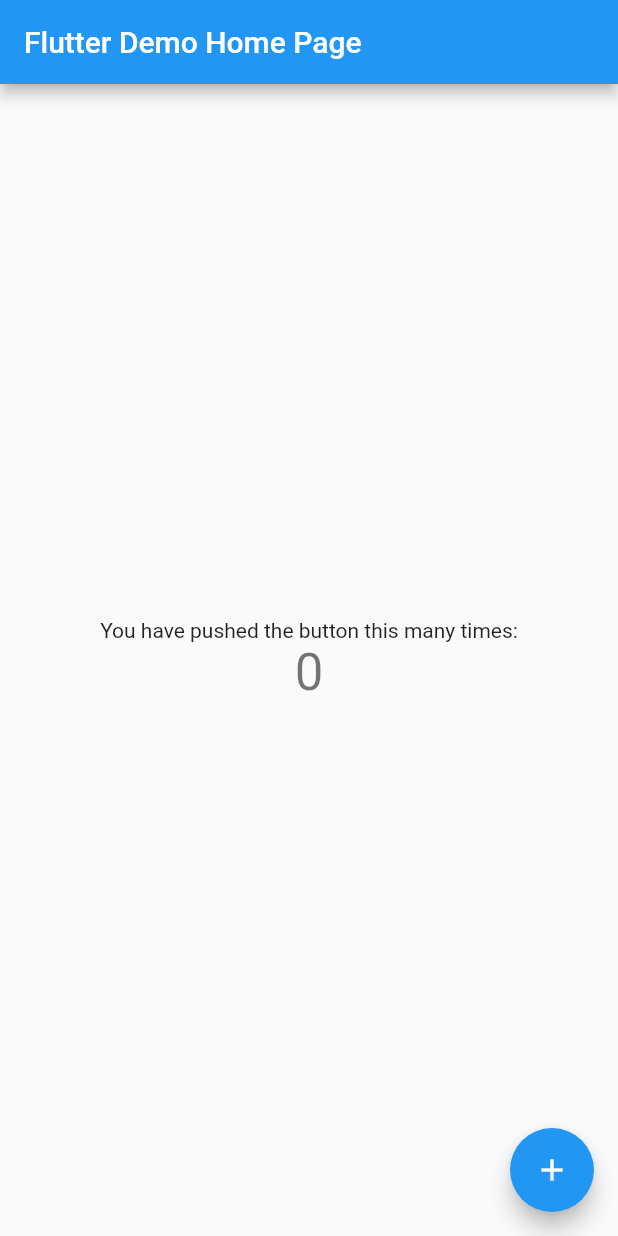
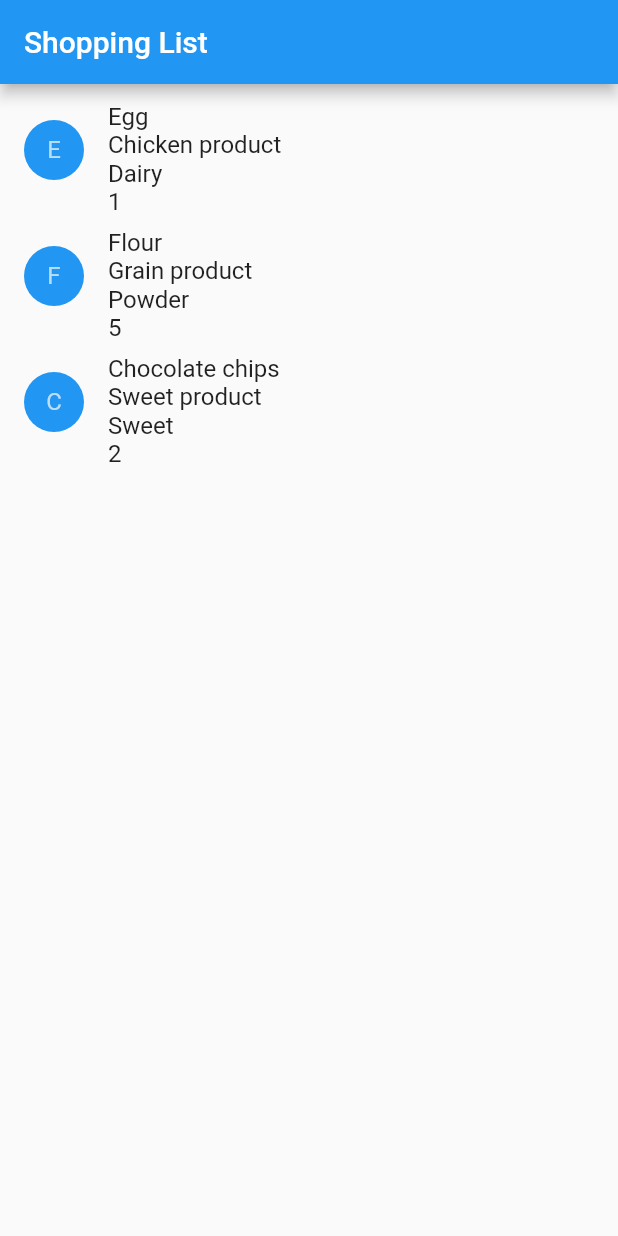
Before and after one commit to mohammadkamal/Bayya, a Flutter app: the screen it shows after launch, on a phone screen of 412 x 824 dp. Run offline on Flutter 3.47's test engine with Material 2 defaults, Android fonts, the phone set to English and light mode, and no system bars.

Commit message:
Simple shopping list layout

```diff
--- a/lib/main.dart
+++ b/lib/main.dart
@@ -1,118 +1,98 @@
 import 'package:flutter/material.dart';
 
 void main() {
-  runApp(Bayya());
+  runApp(MaterialApp(
+    title: 'Bayya',
+    home: ShoppingList(
+      products: <Product>[
+        Product(name: 'Egg', description: 'Chicken product', category: 'Dairy', price: 1),
+        Product(name: 'Flour', description: 'Grain product', category: 'Powder', price: 5),
+        Product(name: 'Chocolate chips', description: 'Sweet product', category: 'Sweet', price: 2)
+      ],
+    ),
+  ));
 }
 
-class Bayya extends StatelessWidget {
+class Product {
+  const Product({this.name,this.description,this.category,this.price});
+  final String name;
+  final String description;
+  final String category;
+  final int price;
+}
 
-  // This widget is the root of your application.
+typedef void CartChangedCallback(Product product, bool inCart);
+
+class ShoppingListItem extends StatelessWidget {
+  ShoppingListItem({this.product, this.inCart, this.onCartChanged})
+      : super(key: ObjectKey(product));
+
+  final Product product;
+  final bool inCart;
+  final CartChangedCallback onCartChanged;
+
+  Color _getColor(BuildContext context) {
+    return inCart ? Colors.black54 : Theme.of(context).primaryColor;
+  }
+
+  TextStyle _getTextStyle(BuildContext context) {
+    if (!inCart) return null;
+
+    return TextStyle(
+        color: Colors.black54, decoration: TextDecoration.lineThrough);
+  }
+
   @override
   Widget build(BuildContext context) {
-    return MaterialApp(
-      title: 'Bayya',
-      theme: ThemeData(
-        // This is the theme of your application.
-        //
-        // Try running your application with "flutter run". You'll see the
-        // application has a blue toolbar. Then, without quitting the app, try
-        // changing the primarySwatch below to Colors.green and then invoke
-        // "hot reload" (press "r" in the console where you ran "flutter run",
-        // or simply save your changes to "hot reload" in a Flutter IDE).
-        // Notice that the counter didn't reset back to zero; the application
-        // is not restarted.
-        primarySwatch: Colors.blue,
-        // This makes the visual density adapt to the platform that you run
-        // the app on. For desktop platforms, the controls will be smaller and
-        // closer together (more dense) than on mobile platforms.
-        visualDensity: VisualDensity.adaptivePlatformDensity,
+    return ListTile(
+      onTap: () {
+        onCartChanged(product, inCart);
+      },
+      leading: CircleAvatar(
+        backgroundColor: _getColor(context),
+        child: Text(product.name[0]),
       ),
-      home: MyHomePage(title: 'Flutter Demo Home Page'),
+      title: Text(
+        product.name + '\n' + product.description + '\n' + product.category + '\n' + product.price.toString(),
+        style: _getTextStyle(context),
+      ),
     );
   }
 }
 
-class MyHomePage extends StatefulWidget {
-  MyHomePage({Key key, this.title}) : super(key: key);
+class ShoppingList extends StatefulWidget {
+  ShoppingList({Key key, this.products}) : super(key: key);
 
-  // This widget is the home page of your application. It is stateful, meaning
-  // that it has a State object (defined below) that contains fields that affect
-  // how it looks.
-
-  // This class is the configuration for the state. It holds the values (in this
-  // case the title) provided by the parent (in this case the App widget) and
-  // used by the build method of the State. Fields in a Widget subclass are
-  // always marked "final".
-
-  final String title;
+  final List<Product> products;
 
   @override
-  _MyHomePageState createState() => _MyHomePageState();
+  _ShoppingListState createState() => _ShoppingListState();
 }
 
-class _MyHomePageState extends State<MyHomePage> {
-  int _counter = 0;
+class _ShoppingListState extends State<ShoppingList> {
+  Set<Product> _shoppingCart = Set<Product>();
 
-  void _incrementCounter() {
+  void _handleCartChanged(Product product, bool inCart) {
     setState(() {
-      // This call to setState tells the Flutter framework that something has
-      // changed in this State, which causes it to rerun the build method below
-      // so that the display can reflect the updated values. If we changed
-      // _counter without calling setState(), then the build method would not be
-      // called again, and so nothing would appear to happen.
-      _counter++;
+      if (!inCart)
+        _shoppingCart.add(product);
+      else
+        _shoppingCart.remove(product);
     });
   }
 
   @override
   Widget build(BuildContext context) {
-    // This method is rerun every time setState is called, for instance as done
-    // by the _incrementCounter method above.
-    //
-    // The Flutter framework has been optimized to make rerunning build methods
-    // fast, so that you can just rebuild anything that needs updating rather
-    // than having to individually change instances of widgets.
     return Scaffold(
-      appBar: AppBar(
-        // Here we take the value from the MyHomePage object that was created by
-        // the App.build method, and use it to set our appbar title.
-        title: Text(widget.title),
-      ),
-      body: Center(
-        // Center is a layout widget. It takes a single child and positions it
-        // in the middle of the parent.
-        child: Column(
-          // Column is also a layout widget. It takes a list of children and
-          // arranges them vertically. By default, it sizes itself to fit its
-          // children horizontally, and tries to be as tall as its parent.
-          //
-          // Invoke "debug painting" (press "p" in the console, choose the
-          // "Toggle Debug Paint" action from the Flutter Inspector in Android
-          // Studio, or the "Toggle Debug Paint" command in Visual Studio Code)
-          // to see the wireframe for each widget.
-          //
-          // Column has various properties to control how it sizes itself and
-          // how it positions its children. Here we use mainAxisAlignment to
-          // center the children vertically; the main axis here is the vertical
-          // axis because Columns are vertical (the cross axis would be
-          // horizontal).
-          mainAxisAlignment: MainAxisAlignment.center,
-          children: <Widget>[
-            Text(
-              'You have pushed the button this many times:',
-            ),
-            Text(
-              '$_counter',
-              style: Theme.of(context).textTheme.headline4,
-            ),
-          ],
-        ),
-      ),
-      floatingActionButton: FloatingActionButton(
-        onPressed: _incrementCounter,
-        tooltip: 'Increment',
-        child: Icon(Icons.add),
-      ), // This trailing comma makes auto-formatting nicer for build methods.
-    );
+        appBar: AppBar(title: Text('Shopping List')),
+        body: ListView(
+          padding: EdgeInsets.symmetric(vertical: 8.0),
+          children: widget.products.map((Product product) {
+            return ShoppingListItem(
+                product: product,
+                inCart: _shoppingCart.contains(product),
+                onCartChanged: _handleCartChanged);
+          }).toList(),
+        ));
   }
 }
```
Also changed, not shown: 1 other file.
